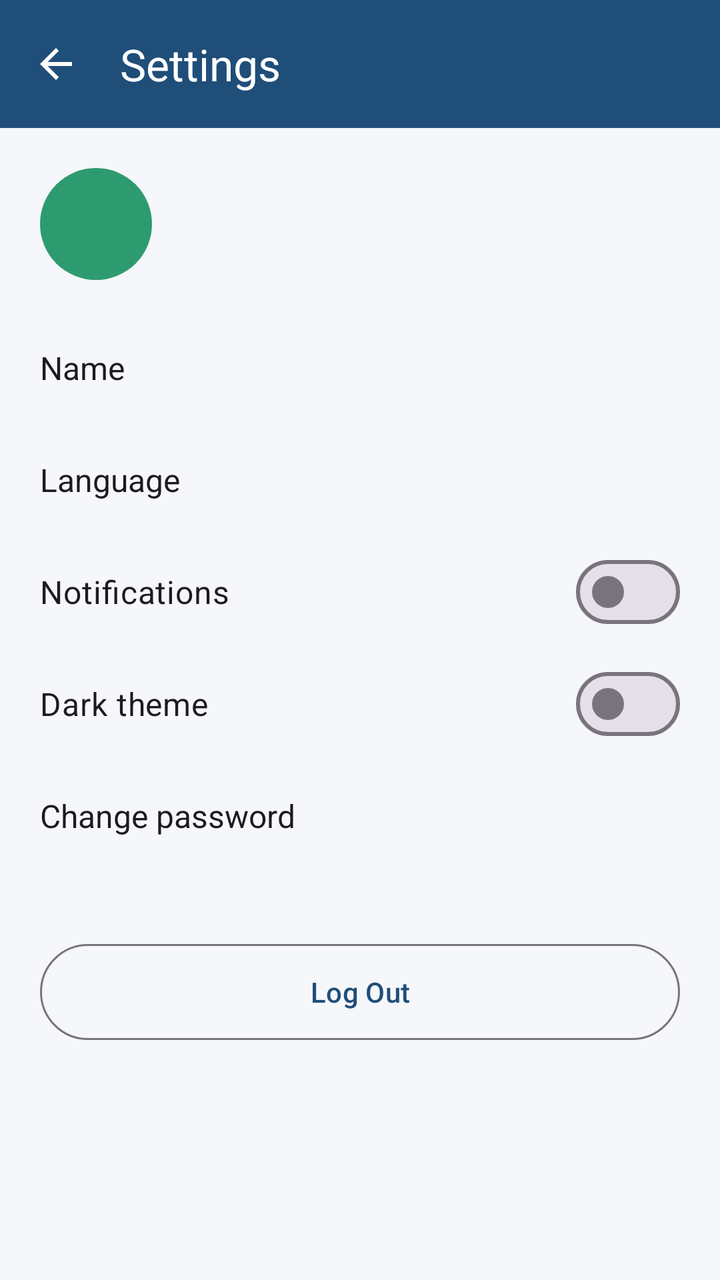
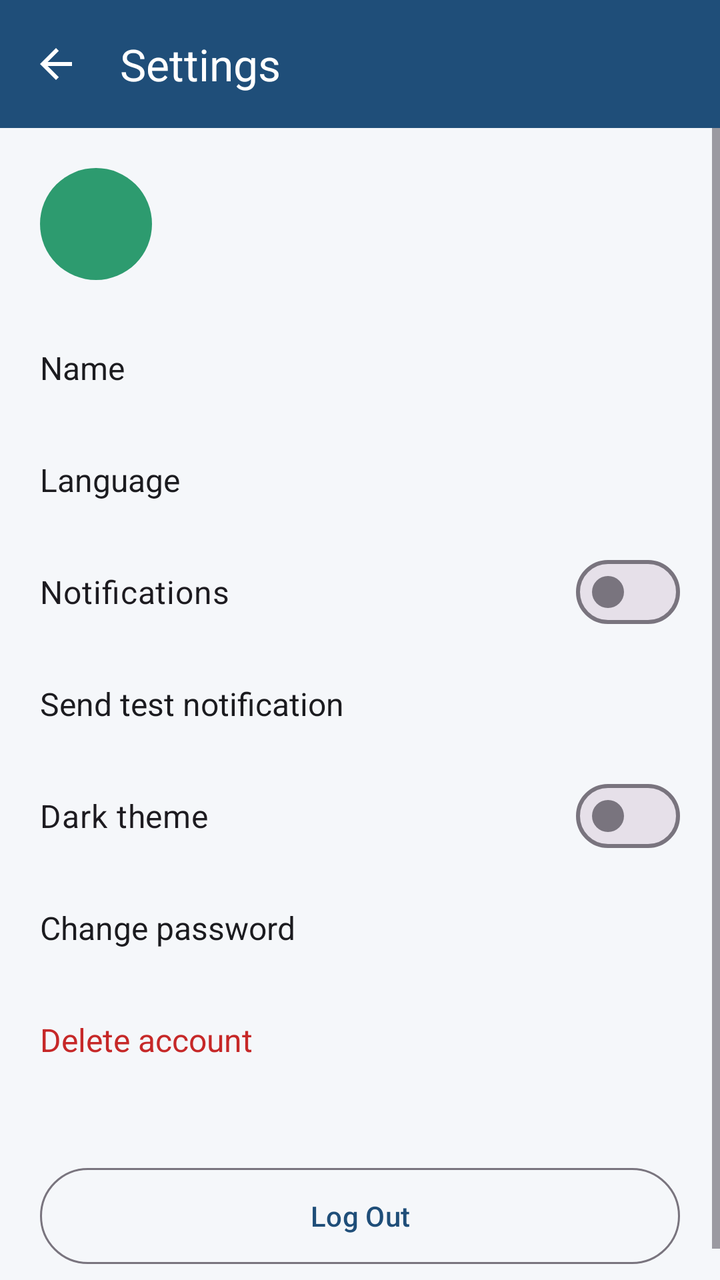

The first picture is an Android layout as it rendered before a commit; the second is the same layout after the commit. The layout source and the unified diff follow.
<!-- AndroidManifest.xml: application theme Theme.TaskFlow -->
<!-- res/layout/activity_settings.xml -->
<?xml version="1.0" encoding="utf-8"?>
<LinearLayout xmlns:android="http://schemas.android.com/apk/res/android"
    xmlns:app="http://schemas.android.com/apk/res-auto"
    android:layout_width="match_parent"
    android:layout_height="match_parent"
    android:orientation="vertical">

    <com.google.android.material.appbar.MaterialToolbar
        android:id="@+id/toolbar"
        android:layout_width="match_parent"
        android:layout_height="?attr/actionBarSize"
        android:background="@color/toolbar_bg"
        android:theme="@style/ThemeOverlay.AppCompat.Dark.ActionBar"
        app:navigationIcon="@drawable/ic_back"
        app:title="@string/title_settings"
        app:titleTextColor="@color/white" />

    <ScrollView
        android:layout_width="match_parent"
        android:layout_height="0dp"
        android:layout_weight="1">

        <LinearLayout
            android:layout_width="match_parent"
            android:layout_height="wrap_content"
            android:orientation="vertical"
            android:padding="20dp">

            <LinearLayout
                android:layout_width="match_parent"
                android:layout_height="wrap_content"
                android:gravity="center_vertical"
                android:orientation="horizontal"
                android:paddingBottom="16dp">

                <TextView
                    android:id="@+id/tvInitials"
                    android:layout_width="56dp"
                    android:layout_height="56dp"
                    android:background="@drawable/bg_circle"
                    android:gravity="center"
                    android:textColor="@color/white"
                    android:textSize="20sp"
                    android:textStyle="bold" />

                <LinearLayout
                    android:layout_width="0dp"
                    android:layout_height="wrap_content"
                    android:layout_marginStart="16dp"
                    android:layout_weight="1"
                    android:orientation="vertical">

                    <TextView
                        android:id="@+id/tvName"
                        android:layout_width="match_parent"
                        android:layout_height="wrap_content"
                        android:textColor="?attr/colorOnSurface"
                        android:textSize="18sp"
                        android:textStyle="bold" />

                    <TextView
                        android:id="@+id/tvEmail"
                        android:layout_width="match_parent"
                        android:layout_height="wrap_content"
                        android:textColor="@color/text_secondary" />
                </LinearLayout>
            </LinearLayout>

            <LinearLayout
                android:id="@+id/rowName"
                android:layout_width="match_parent"
                android:layout_height="56dp"
                android:background="?attr/selectableItemBackground"
                android:gravity="center_vertical"
                android:orientation="horizontal">

                <TextView
                    android:layout_width="0dp"
                    android:layout_height="wrap_content"
                    android:layout_weight="1"
                    android:text="@string/setting_name"
                    android:textColor="?attr/colorOnSurface"
                    android:textSize="16sp" />

                <TextView
                    android:id="@+id/tvNameValue"
                    android:layout_width="wrap_content"
                    android:layout_height="wrap_content"
                    android:textColor="@color/text_secondary" />
            </LinearLayout>

            <LinearLayout
                android:id="@+id/rowLanguage"
                android:layout_width="match_parent"
                android:layout_height="56dp"
                android:background="?attr/selectableItemBackground"
                android:gravity="center_vertical"
                android:orientation="horizontal">

                <TextView
                    android:layout_width="0dp"
                    android:layout_height="wrap_content"
                    android:layout_weight="1"
                    android:text="@string/setting_language"
                    android:textColor="?attr/colorOnSurface"
                    android:textSize="16sp" />

                <TextView
                    android:id="@+id/tvLanguageValue"
                    android:layout_width="wrap_content"
                    android:layout_height="wrap_content"
                    android:textColor="@color/text_secondary" />
            </LinearLayout>

            <com.google.android.material.materialswitch.MaterialSwitch
                android:id="@+id/switchNotifications"
                android:layout_width="match_parent"
                android:layout_height="56dp"
                android:text="@string/setting_notifications"
                android:textSize="16sp" />

            <com.google.android.material.materialswitch.MaterialSwitch
                android:id="@+id/switchDark"
                android:layout_width="match_parent"
                android:layout_height="56dp"
                android:text="@string/setting_dark"
                android:textSize="16sp" />

            <LinearLayout
                android:id="@+id/rowPassword"
                android:layout_width="match_parent"
                android:layout_height="56dp"
                android:background="?attr/selectableItemBackground"
                android:gravity="center_vertical"
                android:orientation="horizontal">

                <TextView
                    android:layout_width="0dp"
                    android:layout_height="wrap_content"
                    android:layout_weight="1"
                    android:text="@string/setting_password"
                    android:textColor="?attr/colorOnSurface"
                    android:textSize="16sp" />
            </LinearLayout>

            <com.google.android.material.button.MaterialButton
                android:id="@+id/btnLogout"
                style="@style/Widget.Material3.Button.OutlinedButton"
                android:layout_width="match_parent"
                android:layout_height="56dp"
                android:layout_marginTop="32dp"
                android:text="@string/btn_logout" />
        </LinearLayout>
    </ScrollView>
</LinearLayout>
<!-- resources referenced by this layout -->
<resources>
  <color name="text_secondary">#6B7280</color>
  <color name="toolbar_bg">#1F4E79</color>
  <color name="white">#FFFFFF</color>
  <!-- drawable bg_circle (drawable) -->
  <?xml version="1.0" encoding="utf-8"?>
  <shape xmlns:android="http://schemas.android.com/apk/res/android" android:shape="oval">
      <solid android:color="@color/brand_green" />
  </shape>
  <!-- drawable ic_back (drawable) -->
  <vector xmlns:android="http://schemas.android.com/apk/res/android" android:width="24dp" android:height="24dp" android:viewportWidth="24" android:viewportHeight="24">
      <path android:fillColor="#FFFFFF" android:pathData="M20,11H7.83l5.59,-5.59L12,4l-8,8 8,8 1.41,-1.41L7.83,13H20v-2z" />
  </vector>
  <string name="btn_logout">Log Out</string>
  <string name="setting_dark">Dark theme</string>
  <string name="setting_language">Language</string>
  <string name="setting_name">Name</string>
  <string name="setting_notifications">Notifications</string>
  <string name="setting_password">Change password</string>
  <string name="title_settings">Settings</string>
  <style name="Theme.TaskFlow" parent="Theme.Material3.DayNight.NoActionBar">
          <item name="colorPrimary">@color/brand_primary</item>
          <item name="colorOnPrimary">@color/brand_on_primary</item>
          <item name="colorSecondary">@color/brand_green</item>
          <item name="colorOnSecondary">@color/white</item>
          <item name="colorSecondaryContainer">@color/secondary_container</item>
          <item name="colorOnSecondaryContainer">@color/on_secondary_container</item>
          <item name="colorSurface">@color/surface</item>
          <item name="colorOnSurface">@color/on_surface</item>
          <item name="colorError">@color/danger</item>
          <item name="android:colorBackground">@color/page_bg</item>
          <item name="android:statusBarColor">@color/toolbar_bg</item>
          <item name="android:windowLightStatusBar">false</item>
      </style>
  <color name="brand_green">#2D9B6F</color>
  <color name="brand_primary">#1F4E79</color>
  <color name="brand_on_primary">#FFFFFF</color>
  <color name="secondary_container">#CDEBDD</color>
  <color name="on_secondary_container">#0B3B28</color>
  <color name="surface">#FFFFFF</color>
  <color name="on_surface">#1B1B1F</color>
  <color name="danger">#C62828</color>
  <color name="page_bg">#F5F7FA</color>
</resources>

<!-- the commit's change to res/layout/activity_settings.xml (unified diff, before → after) -->
@@ -16,6 +16,7 @@
         app:titleTextColor="@color/white" />
 
     <ScrollView
+        android:id="@+id/scroll"
         android:layout_width="match_parent"
         android:layout_height="0dp"
         android:layout_weight="1">
@@ -119,6 +120,23 @@
                 android:text="@string/setting_notifications"
                 android:textSize="16sp" />
 
+            <LinearLayout
+                android:id="@+id/rowTestPush"
+                android:layout_width="match_parent"
+                android:layout_height="56dp"
+                android:background="?attr/selectableItemBackground"
+                android:gravity="center_vertical"
+                android:orientation="horizontal">
+
+                <TextView
+                    android:layout_width="0dp"
+                    android:layout_height="wrap_content"
+                    android:layout_weight="1"
+                    android:text="@string/setting_test_push"
+                    android:textColor="?attr/colorOnSurface"
+                    android:textSize="16sp" />
+            </LinearLayout>
+
             <com.google.android.material.materialswitch.MaterialSwitch
                 android:id="@+id/switchDark"
                 android:layout_width="match_parent"
@@ -143,6 +161,23 @@
                     android:textSize="16sp" />
             </LinearLayout>
 
+            <LinearLayout
+                android:id="@+id/rowDeleteAccount"
+                android:layout_width="match_parent"
+                android:layout_height="56dp"
+                android:background="?attr/selectableItemBackground"
+                android:gravity="center_vertical"
+                android:orientation="horizontal">
+
+                <TextView
+                    android:layout_width="0dp"
+                    android:layout_height="wrap_content"
+                    android:layout_weight="1"
+                    android:text="@string/setting_delete_account"
+                    android:textColor="@color/danger"
+                    android:textSize="16sp" />
+            </LinearLayout>
+
             <com.google.android.material.button.MaterialButton
                 android:id="@+id/btnLogout"
                 style="@style/Widget.Material3.Button.OutlinedButton"
<!-- resource entries referenced after the edit -->
@@ -14,10 +14,12 @@
   </vector>
   <string name="btn_logout">Log Out</string>
   <string name="setting_dark">Dark theme</string>
+  <string name="setting_delete_account">Delete account</string>
   <string name="setting_language">Language</string>
   <string name="setting_name">Name</string>
   <string name="setting_notifications">Notifications</string>
   <string name="setting_password">Change password</string>
+  <string name="setting_test_push">Send test notification</string>
   <string name="title_settings">Settings</string>
   <style name="Theme.TaskFlow" parent="Theme.Material3.DayNight.NoActionBar">
           <item name="colorPrimary">@color/brand_primary</item>
